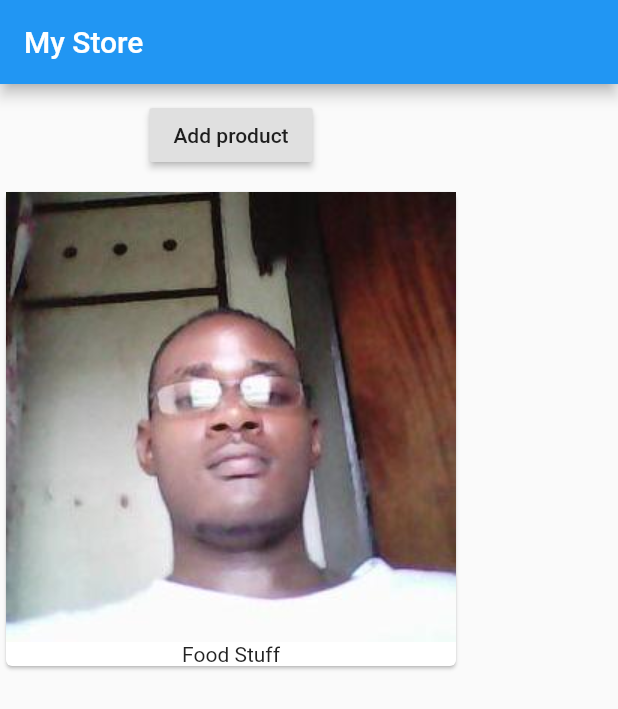
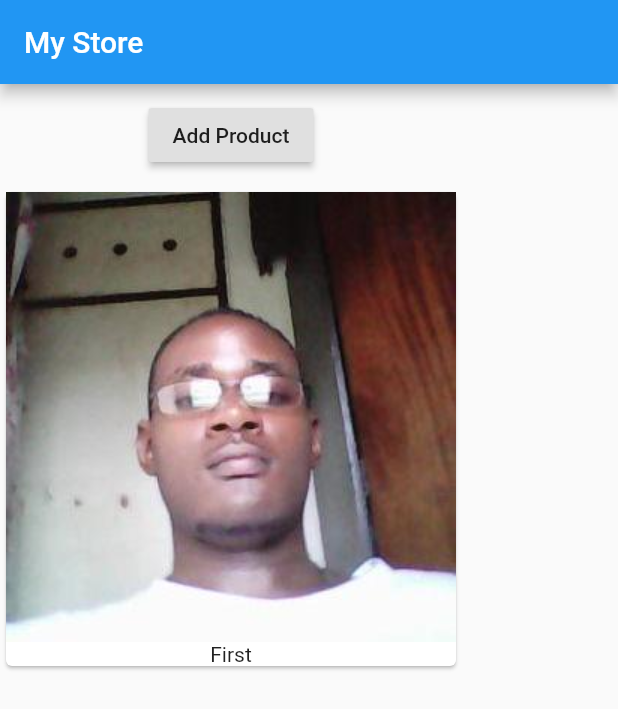
Before and after one commit to conrad96/flutter_app, a Flutter app: the screen it shows after launch, on a phone screen of 412 x 824 dp. Shown: the top 709 px of the screen. Run offline on Flutter 3.47's test engine with Material 2 defaults, Android fonts, the phone set to English and light mode, and no system bars.

Commit message:
added constructor to productManager

```diff
--- a/lib/main.dart
+++ b/lib/main.dart
@@ -1,13 +1,7 @@
 import 'package:flutter/material.dart';
 import './product_manager.dart';
 
-//void main() => runApp(MyApp());
-
-main()
-  {
-    runApp(MyApp());
-  }
-
+  void main() => runApp(MyApp());
   class MyApp extends StatelessWidget
   {
     @override
@@ -18,7 +12,7 @@ main()
             appBar: AppBar(
               title: Text("My Store"),
             ),//appBar
-            body: ProductManager(),
+            body: ProductManager("First"),
             ),//scaffold
         );
 
--- a/lib/product_manager.dart
+++ b/lib/product_manager.dart
@@ -1,6 +1,8 @@
 import "package:flutter/material.dart";
 import "./products.dart";
 class ProductManager extends StatefulWidget{
+  final String startingProduct;
+  ProductManager(this.startingProduct);
 
   @override
   State<StatefulWidget> createState() {
@@ -8,10 +10,17 @@ class ProductManager extends StatefulWidget{
     return _ProductManager();
   }
 
+
 }
 
 class _ProductManager extends State<ProductManager>{
-  List<String> _products=["Food Stuff"];
+  List<String> _products=[];
+
+  @override
+  void initState(){
+    _products.add(widget.startingProduct);
+    super.initState();
+  }
 
   @override
   Widget build(BuildContext context) {
@@ -26,7 +35,7 @@ class _ProductManager extends State<ProductManager>{
             });
 
           },
-          child: Text("Add product")
+          child: Text("Add Product")
       ),
     ),
     Products(_products),
```
Also changed, not shown: 1 other file.
